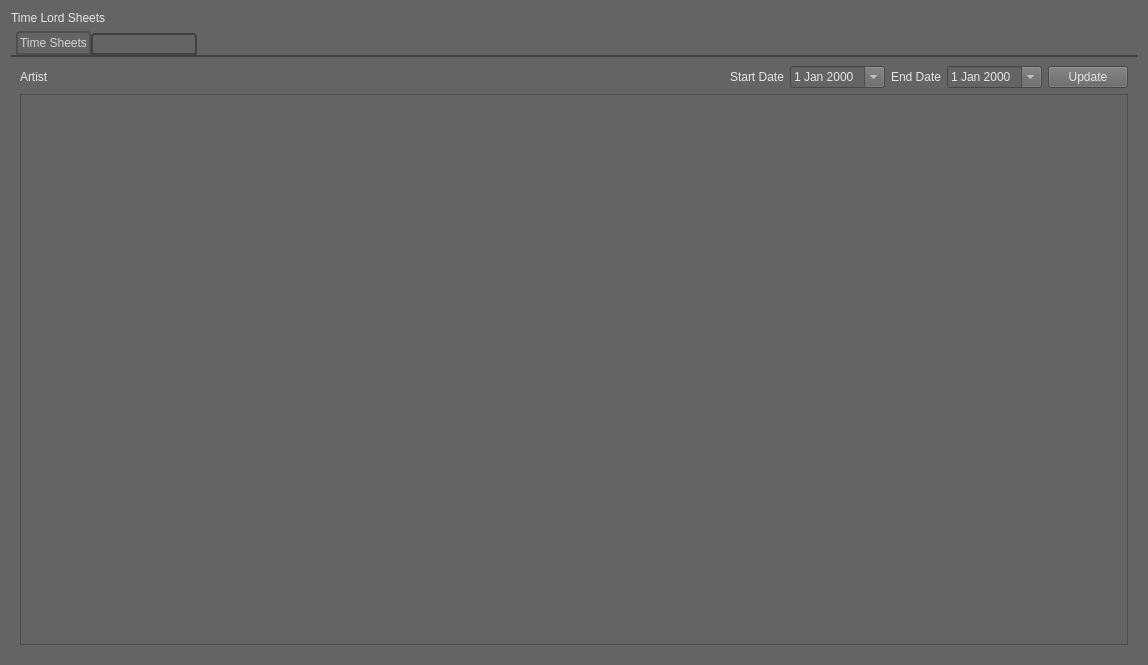
Old version of the form Python/Utilities/time_lord/ui/time_lord_sheets.ui in the repository SleepDeprivedVFX/t_sheets_listener.
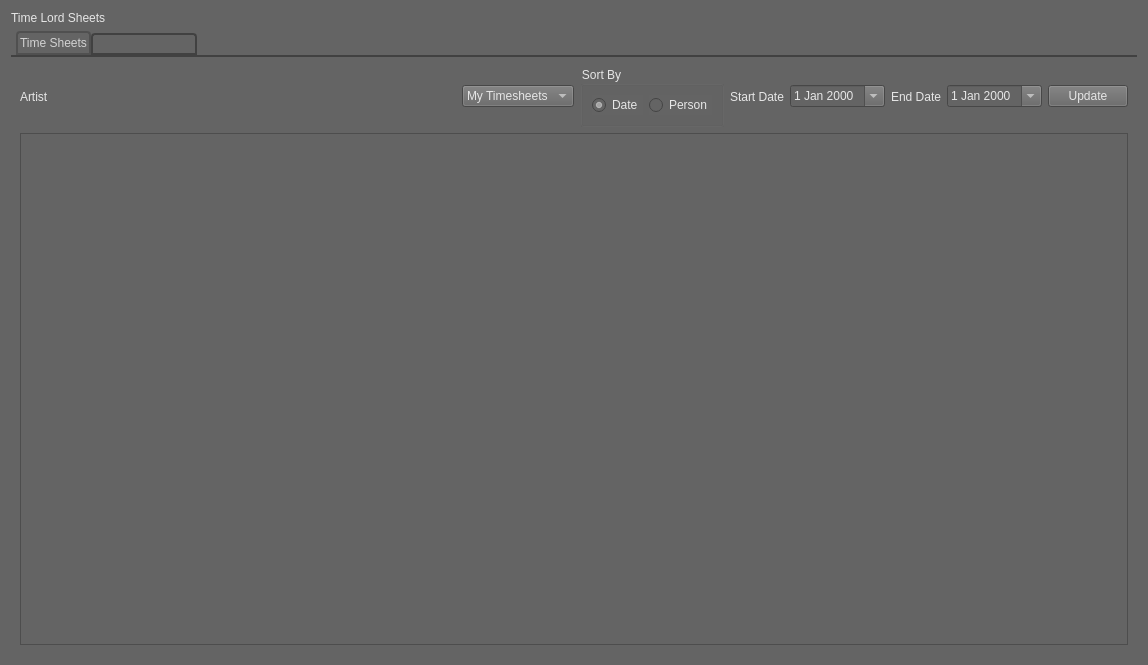
New version of the form.

Commit message: Added sort features and list of timesheets features.  Engine has started to get data

```diff
--- a/Python/Utilities/time_lord/ui/time_lord_sheets.ui
+++ b/Python/Utilities/time_lord/ui/time_lord_sheets.ui
@@ -104,6 +104,48 @@
            </property>
           </spacer>
          </item>
+         <item>
+          <widget class="QComboBox" name="whose_timesheets">
+           <item>
+            <property name="text">
+             <string>My Timesheets</string>
+            </property>
+           </item>
+          </widget>
+         </item>
+         <item>
+          <widget class="QGroupBox" name="sort_by">
+           <property name="title">
+            <string>Sort By</string>
+           </property>
+           <property name="flat">
+            <bool>true</bool>
+           </property>
+           <layout class="QHBoxLayout" name="horizontalLayout_3">
+            <item>
+             <layout class="QHBoxLayout" name="horizontalLayout_2">
+              <item>
+               <widget class="QRadioButton" name="date_rdo">
+                <property name="text">
+                 <string>Date</string>
+                </property>
+                <property name="checked">
+                 <bool>true</bool>
+                </property>
+               </widget>
+              </item>
+              <item>
+               <widget class="QRadioButton" name="person_rdo">
+                <property name="text">
+                 <string>Person</string>
+                </property>
+               </widget>
+              </item>
+             </layout>
+            </item>
+           </layout>
+          </widget>
+         </item>
          <item>
           <widget class="QLabel" name="start_date_label">
            <property name="text">
```
The commit also changes 2 other files.
